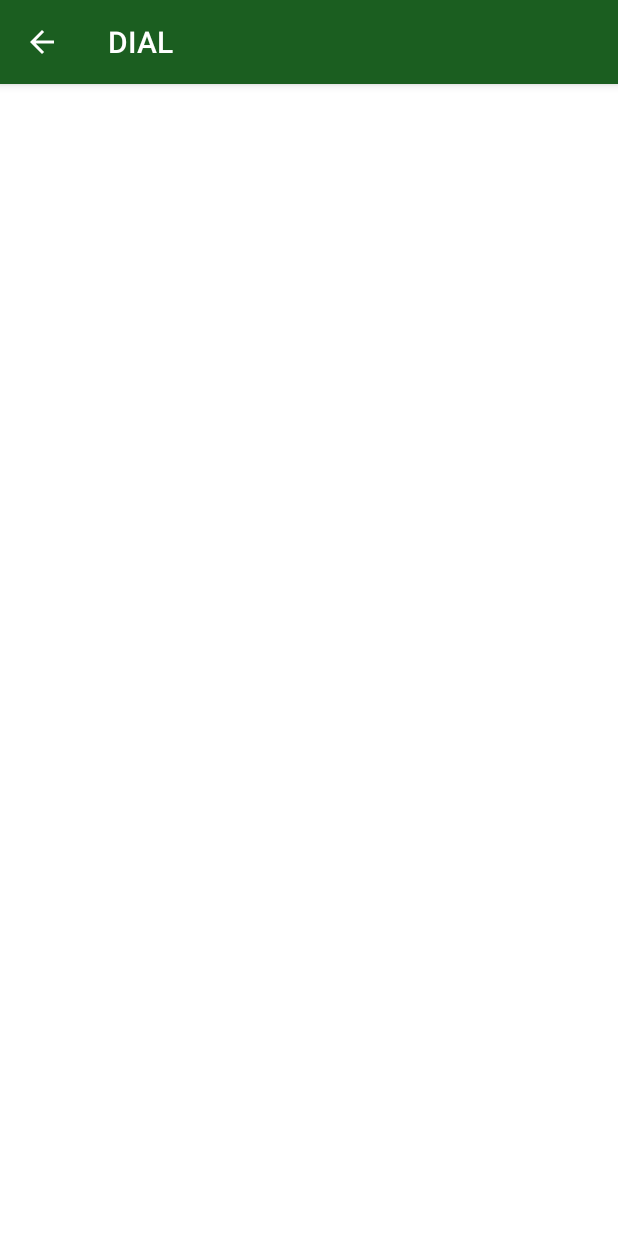
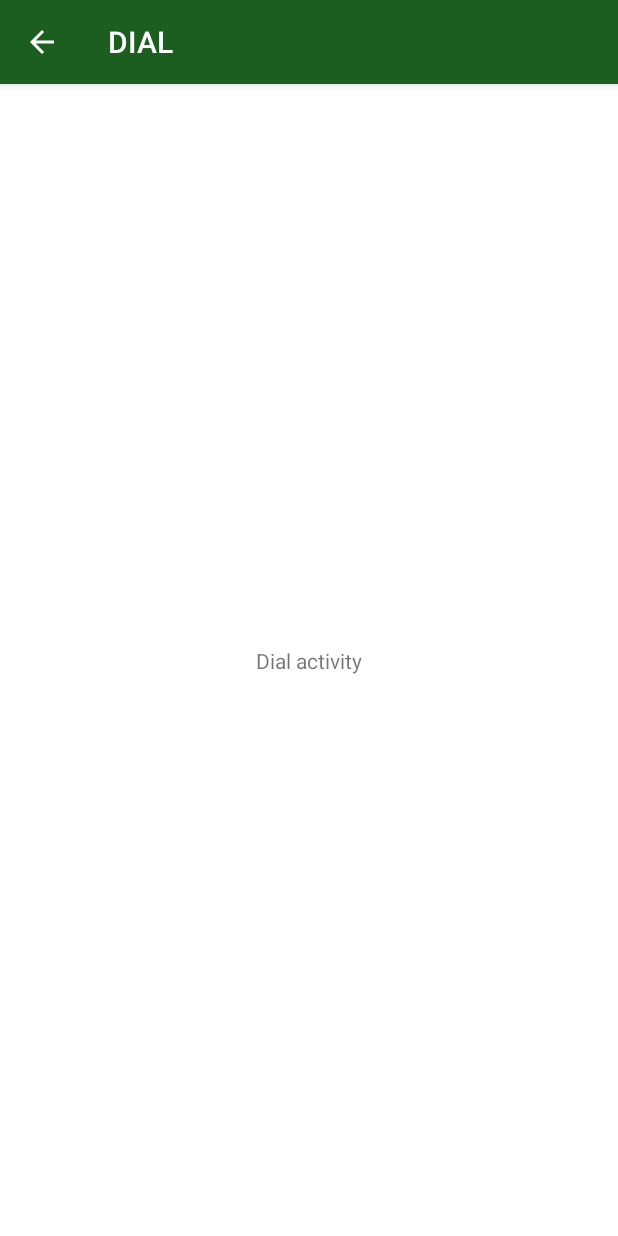
Before and after one commit to MarcusRoos/AndroidJava, an Android app: the DialActivity screen opened directly, with no data from a screen before it, on a phone screen of 412 x 824 dp. Run offline under Robolectric (Android 15) with nearby library versions, the phone set to English and light mode, and no system bars.

Commit message:
Forgot to add the textview.

```diff
--- a/app/src/main/res/layout/activity_dial.xml
+++ b/app/src/main/res/layout/activity_dial.xml
@@ -6,4 +6,13 @@
     android:layout_height="match_parent"
     tools:context=".DialActivity">
 
+    <TextView
+        android:id="@+id/DialActivity"
+        android:layout_width="wrap_content"
+        android:layout_height="wrap_content"
+        android:text="@string/dial_activity"
+        app:layout_constraintBottom_toBottomOf="parent"
+        app:layout_constraintEnd_toEndOf="parent"
+        app:layout_constraintStart_toStartOf="parent"
+        app:layout_constraintTop_toTopOf="parent" />
 </androidx.constraintlayout.widget.ConstraintLayout>
--- a/app/src/main/res/values/strings.xml
+++ b/app/src/main/res/values/strings.xml
@@ -6,4 +6,5 @@
     <string name="dial">DIAL</string>
     <string name="map">MAP</string>
     <string name="what_would_you_like_to_do">What would you like to do?</string>
+    <string name="dial_activity">Dial activity</string>
 </resources>
```
